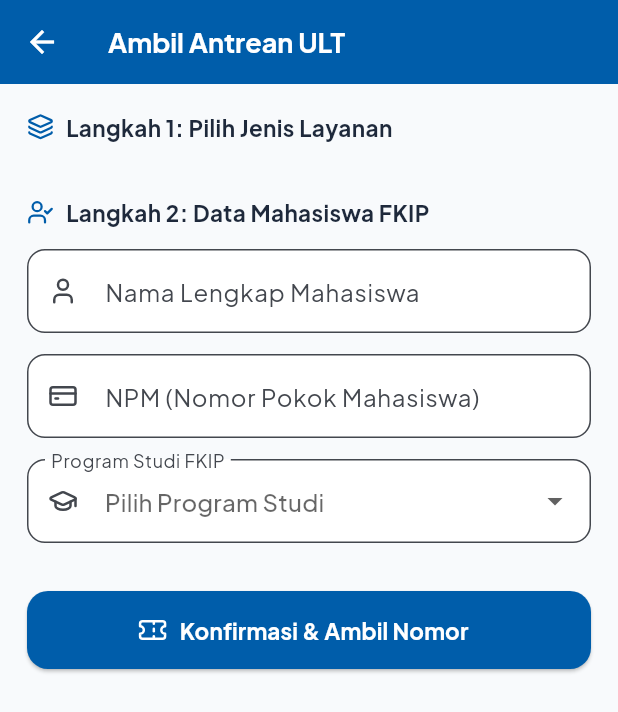
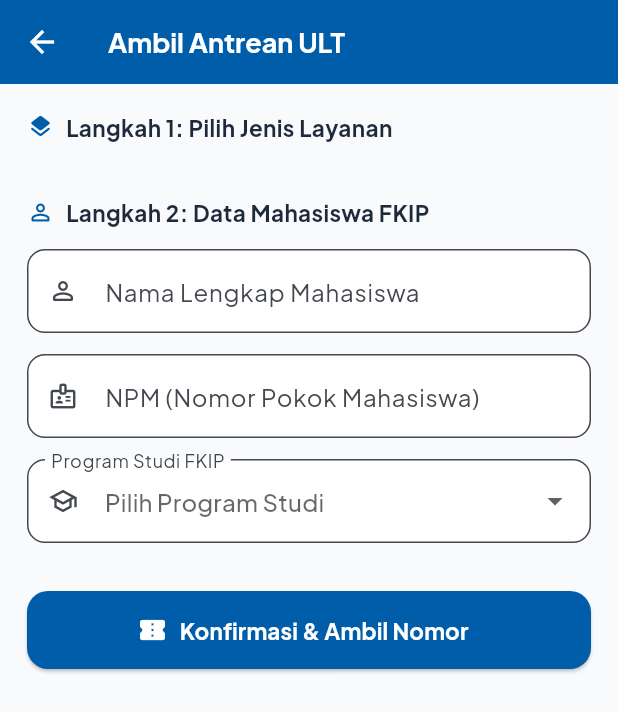
Before and after one commit to mascinn/ult-queue-fkip-unila, a Flutter app: the screen it shows after launch, after a tap on "Ambil Nomor Antrean", on a phone screen of 412 x 824 dp. Shown: the top 712 px of the screen. Run offline on Flutter 3.47's test engine with Material 3 defaults, Android fonts, the phone set to English and light mode, and no system bars; our stand-ins replace flutter_tts, google_fonts, shared_preferences, supabase_flutter, vibration; accounts and stored records are empty.

Commit message:
fix(dart): ganti seluruh lucide_icons ke Material Icons bawaan Flutter, hapus audioplayers & bersihkan pubspec

```diff
--- a/lib/features/student_queue/presentation/splash_screen.dart
+++ b/lib/features/student_queue/presentation/splash_screen.dart
@@ -1,5 +1,4 @@
 import 'package:flutter/material.dart';
-import 'package:lucide_icons/lucide_icons.dart';
 import '../../../core/constants/app_colors.dart';
 import '../../../core/constants/app_constants.dart';
 import '../../../core/services/storage_service.dart';
@@ -111,7 +110,7 @@ class _SplashScreenState extends State<SplashScreen> with SingleTickerProviderSt
                     ),
                     child: const Center(
                       child: Icon(
-                        LucideIcons.users,
+                        Icons.groups_rounded,
                         size: 54,
                         color: AppColors.primary,
                       ),
--- a/lib/features/student_queue/presentation/student_home_screen.dart
+++ b/lib/features/student_queue/presentation/student_home_screen.dart
@@ -1,6 +1,5 @@
 import 'dart:async';
 import 'package:flutter/material.dart';
-import 'package:lucide_icons/lucide_icons.dart';
 import 'package:supabase_flutter/supabase_flutter.dart';
 import '../../../core/constants/app_colors.dart';
 import '../../../core/constants/app_constants.dart';
@@ -92,7 +91,7 @@ class _StudentHomeScreenState extends State<StudentHomeScreen> {
               keyboardType: TextInputType.number,
               decoration: InputDecoration(
                 hintText: 'Contoh: 2113025001',
-                prefixIcon: const Icon(LucideIcons.creditCard, size: 20),
+                prefixIcon: const Icon(Icons.badge_outlined, size: 20),
                 filled: true,
                 fillColor: AppColors.primaryLight.withOpacity(0.4),
                 border: OutlineInputBorder(
@@ -175,7 +174,7 @@ class _StudentHomeScreenState extends State<StudentHomeScreen> {
         actions: [
           IconButton(
             tooltip: 'Login Petugas ULT',
-            icon: const Icon(LucideIcons.shieldCheck, color: AppColors.accentYellow),
+            icon: const Icon(Icons.admin_panel_settings_rounded, color: AppColors.accentYellow),
             onPressed: () {
               Navigator.of(context).push(
                 MaterialPageRoute(builder: (_) => const LoginStaffScreen()),
@@ -306,7 +305,7 @@ class _StudentHomeScreenState extends State<StudentHomeScreen> {
       children: [
         const Row(
           children: [
-            Icon(LucideIcons.radio, size: 18, color: AppColors.primary),
+            Icon(Icons.sensors_rounded, size: 18, color: AppColors.primary),
             SizedBox(width: 8),
             Text(
               'Sedang Dilayani di Loket',
@@ -408,7 +407,7 @@ class _StudentHomeScreenState extends State<StudentHomeScreen> {
                 borderRadius: BorderRadius.circular(14),
               ),
             ),
-            icon: const Icon(LucideIcons.ticket, size: 22),
+            icon: const Icon(Icons.confirmation_number_rounded, size: 22),
             label: const Text(
               'Ambil Nomor Antrean',
               style: TextStyle(fontSize: 16, fontWeight: FontWeight.bold),
@@ -435,7 +434,7 @@ class _StudentHomeScreenState extends State<StudentHomeScreen> {
                 borderRadius: BorderRadius.circular(14),
               ),
             ),
-            icon: const Icon(LucideIcons.search, size: 20),
+            icon: const Icon(Icons.search_rounded, size: 20),
             label: const Text(
               'Cek Antrean Saya',
               style: TextStyle(fontSize: 14, fontWeight: FontWeight.w700),
--- a/lib/features/student_queue/presentation/take_queue_screen.dart
+++ b/lib/features/student_queue/presentation/take_queue_screen.dart
@@ -1,5 +1,4 @@
 import 'package:flutter/material.dart';
-import 'package:lucide_icons/lucide_icons.dart';
 import '../../../core/constants/app_colors.dart';
 import '../../../core/constants/app_constants.dart';
 import '../../../core/services/storage_service.dart';
@@ -89,7 +88,7 @@ class _TakeQueueScreenState extends State<TakeQueueScreen> {
         shape: RoundedRectangleBorder(borderRadius: BorderRadius.circular(20)),
         title: const Row(
           children: [
-            Icon(LucideIcons.helpCircle, color: AppColors.primary, size: 24),
+            Icon(Icons.help_outline_rounded, color: AppColors.primary, size: 24),
             SizedBox(width: 10),
             Text('Konfirmasi Antrean', style: TextStyle(fontSize: 18, fontWeight: FontWeight.bold)),
           ],
@@ -233,7 +232,7 @@ class _TakeQueueScreenState extends State<TakeQueueScreen> {
                     // Step 1: Pilih Jenis Layanan
                     const Row(
                       children: [
-                        Icon(LucideIcons.layers, size: 18, color: AppColors.primary),
+                        Icon(Icons.layers_rounded, size: 18, color: AppColors.primary),
                         SizedBox(width: 8),
                         Text(
                           'Langkah 1: Pilih Jenis Layanan',
@@ -308,7 +307,7 @@ class _TakeQueueScreenState extends State<TakeQueueScreen> {
                                 ),
                               ),
                               if (isSelected)
-                                const Icon(LucideIcons.checkCircle2, color: AppColors.primary, size: 22),
+                                const Icon(Icons.check_circle_rounded, color: AppColors.primary, size: 22),
                             ],
                           ),
                         ),
@@ -320,7 +319,7 @@ class _TakeQueueScreenState extends State<TakeQueueScreen> {
                     // Step 2: Form Data Diri Mahasiswa
                     const Row(
                       children: [
-                        Icon(LucideIcons.userCheck, size: 18, color: AppColors.primary),
+                        Icon(Icons.person_outline_rounded, size: 18, color: AppColors.primary),
                         SizedBox(width: 8),
                         Text(
                           'Langkah 2: Data Mahasiswa FKIP',
@@ -336,7 +335,7 @@ class _TakeQueueScreenState extends State<TakeQueueScreen> {
                       decoration: InputDecoration(
                         labelText: 'Nama Lengkap Mahasiswa',
                         hintText: 'Contoh: Ahmad Fauzi',
-                        prefixIcon: const Icon(LucideIcons.user, size: 20),
+                        prefixIcon: const Icon(Icons.person_outline_rounded, size: 20),
                         filled: true,
                         fillColor: Colors.white,
                         border: OutlineInputBorder(
@@ -361,7 +360,7 @@ class _TakeQueueScreenState extends State<TakeQueueScreen> {
                       decoration: InputDecoration(
                         labelText: 'NPM (Nomor Pokok Mahasiswa)',
                         hintText: 'Contoh: 2113025001',
-                        prefixIcon: const Icon(LucideIcons.creditCard, size: 20),
+                        prefixIcon: const Icon(Icons.badge_outlined, size: 20),
                         filled: true,
                         fillColor: Colors.white,
                         border: OutlineInputBorder(
@@ -388,7 +387,7 @@ class _TakeQueueScreenState extends State<TakeQueueScreen> {
                       isExpanded: true,
                       decoration: InputDecoration(
                         labelText: 'Program Studi FKIP',
-                        prefixIcon: const Icon(LucideIcons.graduationCap, size: 20),
+                        prefixIcon: const Icon(Icons.school_outlined, size: 20),
                         filled: true,
                         fillColor: Colors.white,
                         border: OutlineInputBorder(
@@ -441,7 +440,7 @@ class _TakeQueueScreenState extends State<TakeQueueScreen> {
                                   valueColor: AlwaysStoppedAnimation<Color>(Colors.white),
                                 ),
                               )
-                            : const Icon(LucideIcons.ticket, size: 20),
+                            : const Icon(Icons.confirmation_number_rounded, size: 20),
                         label: Text(
                           _isSubmitting ? 'Memproses Nomor Antrean...' : 'Konfirmasi & Ambil Nomor',
                           style: const TextStyle(fontSize: 15, fontWeight: FontWeight.bold),
--- a/lib/main.dart
+++ b/lib/main.dart
@@ -40,7 +40,6 @@ class UltQueueFkipApp extends StatelessWidget {
           seedColor: AppColors.primary,
           primary: AppColors.primary,
           secondary: AppColors.accentYellow,
-          background: AppColors.background,
           surface: AppColors.surface,
         ),
         textTheme: GoogleFonts.plusJakartaSansTextTheme(
--- a/pubspec.yaml
+++ b/pubspec.yaml
@@ -18,13 +18,11 @@ dependencies:
 
   # Voice & Audio Notification
   flutter_tts: ^4.2.1
-  audioplayers: ^6.1.0
   vibration: ^2.0.1
 
   # UI, Icons, Fonts & Date Formatting
   intl: ^0.19.0
   google_fonts: ^6.2.1
-  lucide_icons: ^0.257.0
 
 # Pin app_links ke versi 7.2.2 (latest) yang sudah kompatibel dengan AGP 8.5+
 dependency_overrides:
```
Also changed, not shown: lib/core/constants/supabase_config.dart (+11 -10 lines), lib/features/auth/presentation/login_staff_screen.dart (+6 -7 lines), lib/features/staff_dashboard/presentation/staff_dashboard_screen.dart (+11 -12 lines), lib/features/student_queue/presentation/ticket_monitoring_screen.dart (+9 -10 lines), 1 other file.
